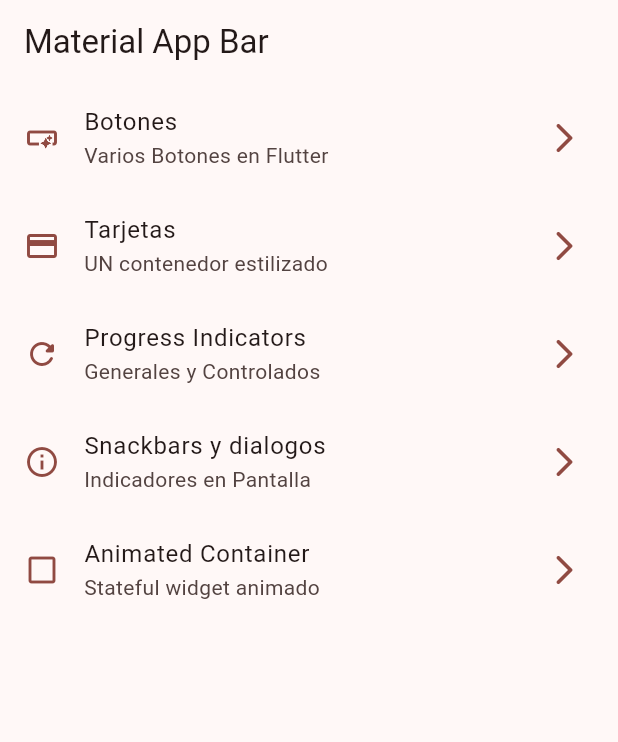
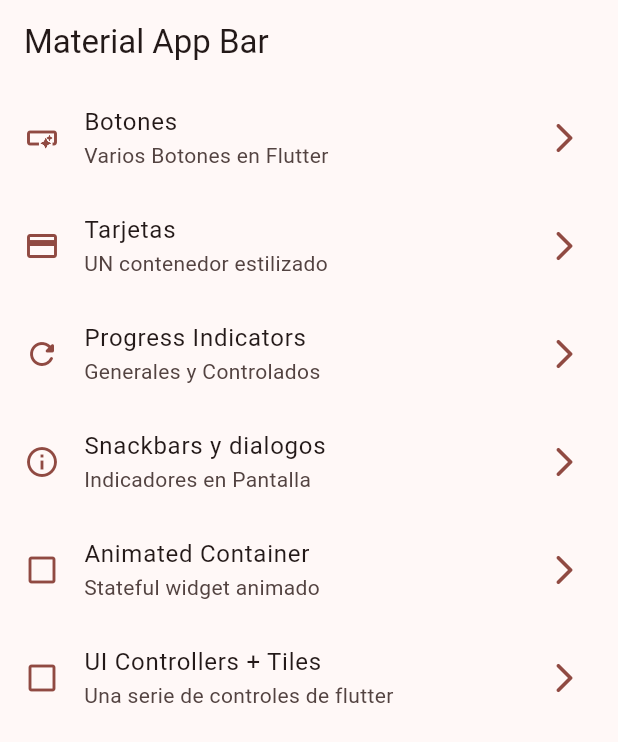
Before and after one commit to MiltonDanielhch/proyecto_tres, a Flutter app: the screen it shows after launch, on a phone screen of 412 x 824 dp. Shown: the top 742 px of the screen. Run offline on Flutter 3.47's test engine with Material 3 defaults, Android fonts, the phone set to English and light mode, and no system bars; our stand-ins replace go_router.

Commit message:
colocando ui_controllers_screen, checkbox, Radio y tiles

```diff
--- a/lib/config/menu/menu_items.dart
+++ b/lib/config/menu/menu_items.dart
@@ -39,4 +39,9 @@ const appMenuItems = <MenuItem>[
       subTitle: 'Stateful widget animado',
       link: '/animated',
       icon: Icons.check_box_outline_blank),
+  MenuItem(
+      title: 'UI Controllers + Tiles',
+      subTitle: 'Una serie de controles de flutter',
+      link: '/ui-controllers',
+      icon: Icons.check_box_outline_blank),
 ];
--- a/lib/config/router/app_router.dart
+++ b/lib/config/router/app_router.dart
@@ -35,5 +35,10 @@ final appRoute = GoRouter(
       name: AnimatedScreen.name,
       builder: (context, state) => const AnimatedScreen(),
     ),
+    GoRoute(
+      path: '/ui-controllers',
+      name: UiControlsScreen.name,
+      builder: (context, state) => const UiControlsScreen(),
+    ),
   ],
 );
```
Also changed, not shown: lib/presentation/screens/ui_controls/ui_controls_screen.dart (+72 -1 lines).
